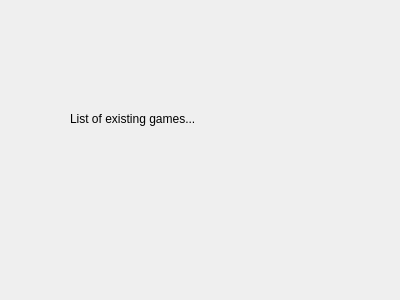
Before: the Qt Designer form 07-GuessMyDrawing/Application/existingrooms.ui in JelenaBondzic/GuessMyDrawing, drawn with Qt 5.
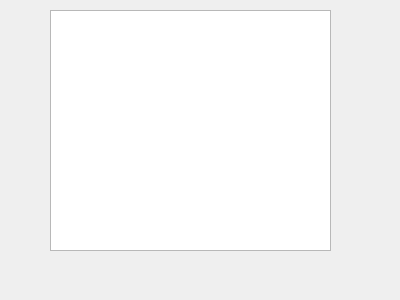
After: the same form once the commit is applied.

Commit message: Connected words buttons. Connected settings with game.

Diff of the .ui file:
```diff
--- a/07-GuessMyDrawing/Application/existingrooms.ui
+++ b/07-GuessMyDrawing/Application/existingrooms.ui
@@ -13,18 +13,15 @@
   <property name="windowTitle">
    <string>Dialog</string>
   </property>
-  <widget class="QLabel" name="label">
+  <widget class="QPlainTextEdit" name="plainTextEdit">
    <property name="geometry">
     <rect>
-     <x>70</x>
-     <y>110</y>
-     <width>211</width>
-     <height>17</height>
+     <x>50</x>
+     <y>10</y>
+     <width>281</width>
+     <height>241</height>
     </rect>
    </property>
-   <property name="text">
-    <string>List of existing games...</string>
-   </property>
   </widget>
  </widget>
  <resources/>
```
The commit also changes 14 other files.
